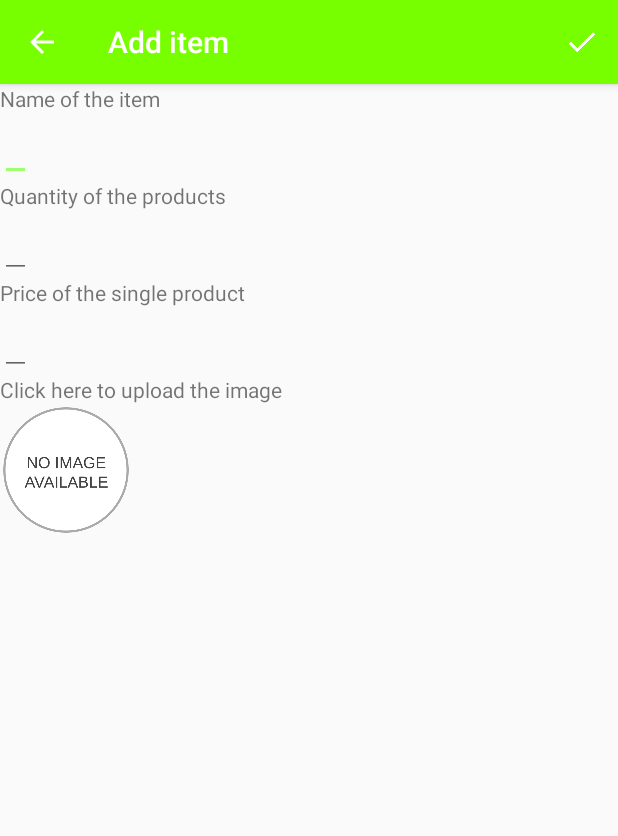
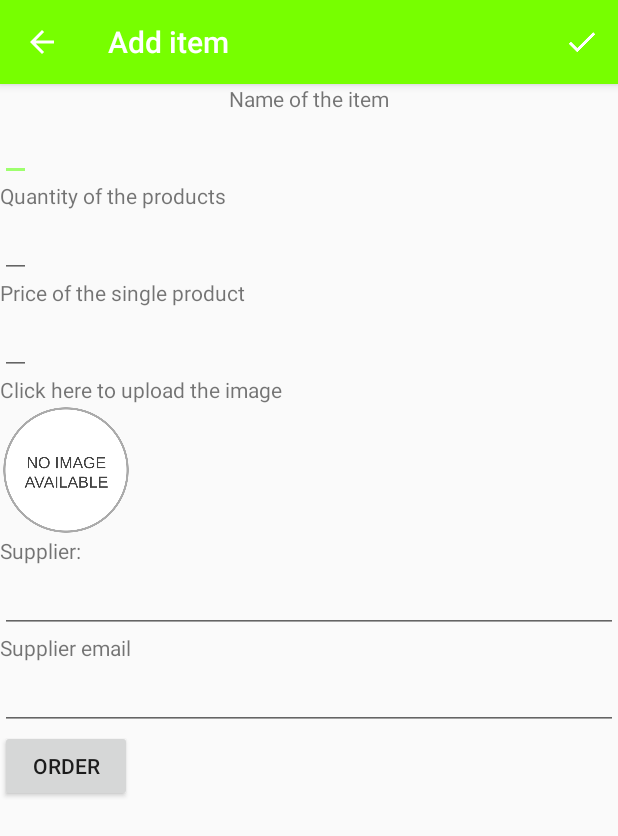
Before and after one commit to jawoznia/InventoryApp, an Android app: the screen it shows after launch (EditorActivity), after a tap on an icon or button, on a phone screen of 412 x 824 dp. Shown: the top 836 px of the screen. Run offline under Robolectric (Android 15) with nearby library versions, the phone set to English and light mode, and no system bars.

Commit message:
App don't crush now.
And works better than ever

Added buy button. App also goes to EditorActivity when listItem clicked.

User can now search gallery for his image.

```diff
--- a/app/src/main/AndroidManifest.xml
+++ b/app/src/main/AndroidManifest.xml
@@ -2,7 +2,7 @@
 <manifest xmlns:android="http://schemas.android.com/apk/res/android"
     package="com.example.android.inventoryapp">
     <uses-permission android:name="android.permission.WRITE_EXTERNAL_STORAGE" />
-
+    <uses-permission android:name="android.permission.READ_EXTERNAL_STORAGE"/>
     <application
         android:allowBackup="true"
         android:icon="@mipmap/ic_launcher"
--- a/app/src/main/java/com/example/android/inventoryapp/EditorActivity.java
+++ b/app/src/main/java/com/example/android/inventoryapp/EditorActivity.java
@@ -23,6 +23,7 @@ import android.view.Menu;
 import android.view.MenuItem;
 import android.view.MotionEvent;
 import android.view.View;
+import android.widget.Button;
 import android.widget.EditText;
 import android.widget.ImageView;
 import android.widget.Toast;
@@ -52,10 +53,15 @@ public class EditorActivity extends AppCompatActivity implements LoaderManager.L
      */
     private EditText mQuantityEditText;
 
+    private Button mOrderButton;
     /**
      * EditText field to enter the item's price
      */
     private EditText mPriceEditText;
+
+    private EditText mSupplierEditText;
+
+    private EditText mSupplierEmailEditText;
 
     private ImageView mAddImage;
 
@@ -100,11 +106,17 @@ public class EditorActivity extends AppCompatActivity implements LoaderManager.L
         mQuantityEditText = (EditText) findViewById(R.id.edit_item_quantity);
         mPriceEditText = (EditText) findViewById(R.id.edit_item_price);
         mAddImage = (ImageView) findViewById(R.id.edit_item_image_upload_iv);
+        mSupplierEditText = (EditText) findViewById(R.id.edit_supplier);
+        mSupplierEmailEditText = (EditText) findViewById(R.id.edit_supplier_email);
+        mOrderButton = (Button) findViewById(R.id.edit_order_btn);
 
         mNameEditText.setOnTouchListener(mTouchListener);
         mQuantityEditText.setOnTouchListener(mTouchListener);
         mPriceEditText.setOnTouchListener(mTouchListener);
         mAddImage.setOnTouchListener(mTouchListener);
+        mSupplierEditText.setOnTouchListener(mTouchListener);
+        mSupplierEmailEditText.setOnTouchListener(mTouchListener);
+        mOrderButton.setOnTouchListener(mTouchListener);
 
         mAddImage.setOnClickListener(new View.OnClickListener() {
             @Override
@@ -122,6 +134,35 @@ public class EditorActivity extends AppCompatActivity implements LoaderManager.L
                 startActivityForResult(openPictureGallery, PICTURE_GALLERY_REQUEST);
             }
         });
+        // Set a clickListener on email button
+        mOrderButton.setOnClickListener(new View.OnClickListener() {
+            @Override
+            public void onClick(View view) {
+                String orderQty = mQuantityEditText.getText().toString().trim();
+                mQuantityEditText.setText("");
+                if (orderQty.length() != 0) {
+                    String productName = mNameEditText.getText().toString().trim();
+
+                    String emailAddress = "mailto:" + mSupplierEmailEditText.getText().toString().trim();
+                    String subjectHeader = "Order For: " + productName;
+                    String orderMessage = "Please send " + orderQty + " units of " + productName + ". " + " \n\n" + "Thank you.";
+
+                    Intent intent = new Intent(Intent.ACTION_SENDTO);
+                    intent.setData(Uri.parse(emailAddress));
+                    intent.putExtra(Intent.EXTRA_SUBJECT, subjectHeader);
+                    intent.putExtra(Intent.EXTRA_TEXT, orderMessage);
+                    if (intent.resolveActivity(getPackageManager()) != null) {
+                        startActivity(intent);
+                    }
+
+                } else {
+                    String toastMessage = "Order quantity required";
+                    Toast.makeText(getApplicationContext(), toastMessage, Toast.LENGTH_LONG).show();
+                }
+
+            }
+        });
+
     }
 
     @Override
@@ -143,7 +184,6 @@ public class EditorActivity extends AppCompatActivity implements LoaderManager.L
                     inputStream = getContentResolver().openInputStream(pictureUri);
                     //Get a bitmap from the stream
                     picture = BitmapFactory.decodeStream(inputStream);
-                    Bitmap.createScaledBitmap(picture, 88, 88, false);
                     //Show the image to the user
                     mAddImage.setImageBitmap(picture);
                     picturePath = pictureUri.toString();
@@ -197,6 +237,7 @@ public class EditorActivity extends AppCompatActivity implements LoaderManager.L
 
             input = this.getContentResolver().openInputStream(uri);
             Bitmap bitmap = BitmapFactory.decodeStream(input, null, bmOptions);
+            Bitmap.createScaledBitmap(bitmap, 88, 88, false);
             input.close();
             return bitmap;
 
@@ -459,17 +500,19 @@ public class EditorActivity extends AppCompatActivity implements LoaderManager.L
             String stringUri = cursor.getString(pictureColumnIndex);
             Uri uriData = Uri.parse(stringUri);
 
-            Log.v(LOG_TAG,"Uridata = "+uriData+
-            "; stringUri = "+ stringUri);
+            Log.v(LOG_TAG, "Uridata = " + uriData +
+                    "; stringUri = " + stringUri);
             // Update the vies on the screen with the values from the database
             mNameEditText.setText(name);
             mPriceEditText.setText(price);
             mQuantityEditText.setText(Integer.toString(quantity));
-
-            //mAddImage.setImageBitmap(getBitmapFromUri(pictureUri, mAddImage));
-
-
-            mAddImage.setImageURI(uriData);
+            pictureUri = uriData;
+            if (pictureUri.toString().contains("drawable"))
+                mAddImage.setImageURI(uriData);
+            else {
+                Bitmap bM = getBitmapFromUri(pictureUri, mAddImage);
+                mAddImage.setImageBitmap(bM);
+            }
         }
     }
 
--- a/app/src/main/java/com/example/android/inventoryapp/ItemCursorAdapter.java
+++ b/app/src/main/java/com/example/android/inventoryapp/ItemCursorAdapter.java
@@ -5,7 +5,6 @@ import android.content.ContentValues;
 import android.content.Context;
 import android.database.Cursor;
 import android.net.Uri;
-import android.util.Log;
 import android.view.LayoutInflater;
 import android.view.View;
 import android.view.ViewGroup;
@@ -59,15 +58,12 @@ public class ItemCursorAdapter extends CursorAdapter {
         String itemImage = cursor.getString(imageColumnIndex);
         final int itemId = cursor.getInt(idColumnIndex);
 
-        Log.v("ItemCursorAdapter.java", "imageColumnIndex" + imageColumnIndex
-                + "; imageString = " + itemImage);
         tvName.setText(itemName);
         tvPrice.setText(itemPrice);
         tvQuantity.setText("Quantity = " + itemQuantity);
 
         if (itemImage != null)
             if (!itemImage.isEmpty())
-
                 ivImage.setImageURI(Uri.parse(itemImage));
 
         saleBtn.setOnClickListener(new View.OnClickListener()
--- a/app/src/main/java/com/example/android/inventoryapp/data/ItemContract.java
+++ b/app/src/main/java/com/example/android/inventoryapp/data/ItemContract.java
@@ -40,6 +40,7 @@ public final class ItemContract {
         public static final String COLUMN_ITEM_QUANTITY = "quantity";
         public static final String COLUMN_ITEM_PRICE = "price";
         public static final String COLUMN_ITEM_IMAGE = "image";
-
+        public static final String COLUMN_ITEM_SUPPLIER = "supplier";
+        public static final String COLUMN_SUPPLIER_EMAIL = "email";
     }
 }
--- a/app/src/main/java/com/example/android/inventoryapp/data/ItemDbHelper.java
+++ b/app/src/main/java/com/example/android/inventoryapp/data/ItemDbHelper.java
@@ -48,7 +48,9 @@ public class ItemDbHelper extends SQLiteOpenHelper {
                 + ItemEntry.COLUMN_ITEM_NAME + " TEXT NOT NULL, "
                 + ItemEntry.COLUMN_ITEM_PRICE + " TEXT, "
                 + ItemEntry.COLUMN_ITEM_QUANTITY + " INTEGER NOT NULL, "
-                + ItemEntry.COLUMN_ITEM_IMAGE + " TEXT);";
+                + ItemEntry.COLUMN_ITEM_IMAGE + " TEXT, "
+                + ItemEntry.COLUMN_ITEM_SUPPLIER + " TEXT NOT NULL, "
+                + ItemEntry.COLUMN_SUPPLIER_EMAIL + " TEXT NOT NULL);";
 
         // Execute the SQL statement
         db.execSQL(SQL_CREATE_ITEMS_TABLE);
--- a/app/src/main/res/layout/activity_editor.xml
+++ b/app/src/main/res/layout/activity_editor.xml
@@ -1,14 +1,18 @@
 <?xml version="1.0" encoding="utf-8"?>
-<LinearLayout xmlns:android="http://schemas.android.com/apk/res/android"
+<ScrollView xmlns:android="http://schemas.android.com/apk/res/android"
+    android:layout_width="match_parent"
+    android:layout_height="match_parent">
+
+    <LinearLayout
         android:layout_width="match_parent"
         android:layout_height="match_parent"
         android:orientation="vertical">
 
-
         <!-- name of item/s -->
         <TextView
-        android:layout_width="wrap_content"
+            android:layout_width="match_parent"
             android:layout_height="wrap_content"
+            android:gravity="center_horizontal"
             android:text="Name of the item" />
 
         <EditText
@@ -52,4 +56,29 @@
             android:layout_height="88dp"
             android:src="@drawable/no_image" />
 
+        <TextView
+            android:layout_width="match_parent"
+            android:layout_height="wrap_content"
+            android:text="Supplier:" />
+
+        <EditText
+            android:id="@+id/edit_supplier"
+            android:layout_width="match_parent"
+            android:layout_height="wrap_content" />
+
+        <TextView
+            android:layout_width="match_parent"
+            android:layout_height="wrap_content"
+            android:text="Supplier email" />
+
+        <EditText
+            android:id="@+id/edit_supplier_email"
+            android:layout_width="match_parent"
+            android:layout_height="wrap_content" />
+        <Button
+            android:id="@+id/edit_order_btn"
+            android:layout_width="wrap_content"
+            android:layout_height="wrap_content"
+            android:text="Order"/>
     </LinearLayout>
+</ScrollView>
```
Also changed, not shown: app/src/main/java/com/example/android/inventoryapp/MainActivity.java (+5 -7 lines), app/src/main/java/com/example/android/inventoryapp/data/ItemProvider.java (+9 -1 lines). Lines whose indentation alone changed are shown as unchanged.
